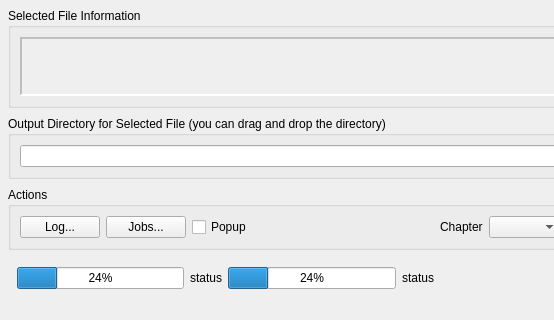
First picture: the form in src/ui/MainWindow.ui, repository alezhu/qMKVExtractGUI, before the edit; both pictures show x 0 to 554 and y 244 to 564 of the 876 by 564 pixel window.
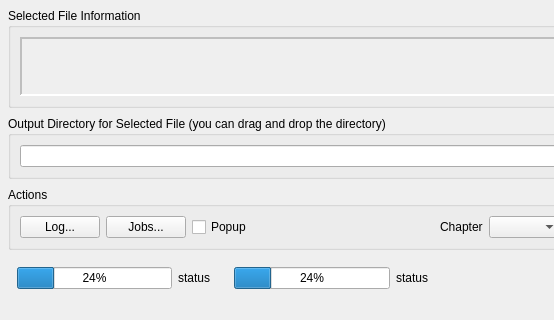
Second picture: the form after the edit.

Commit message: refactor(): Rename some qidget in status bar of MainWindow

```diff
--- a/src/ui/MainWindow.ui
+++ b/src/ui/MainWindow.ui
@@ -282,7 +282,13 @@
                                 </widget>
                             </item>
                             <item>
-                                <widget class="QLabel" name="label_4">
+        <widget class="QLabel" name="lblStatus">
+         <property name="minimumSize">
+          <size>
+           <width>50</width>
+           <height>0</height>
+          </size>
+         </property>
                                     <property name="text">
                                         <string>status</string>
                                     </property>
@@ -296,7 +302,13 @@
                                 </widget>
                             </item>
                             <item>
-                                <widget class="QLabel" name="label_3">
+        <widget class="QLabel" name="lblTotalStatus">
+         <property name="minimumSize">
+          <size>
+           <width>50</width>
+           <height>0</height>
+          </size>
+         </property>
                                     <property name="text">
                                         <string>status</string>
                                     </property>
```
Left out of the diff: 4 changed lines with no effect on the pictures. Lines whose indentation alone changed are shown as unchanged.
